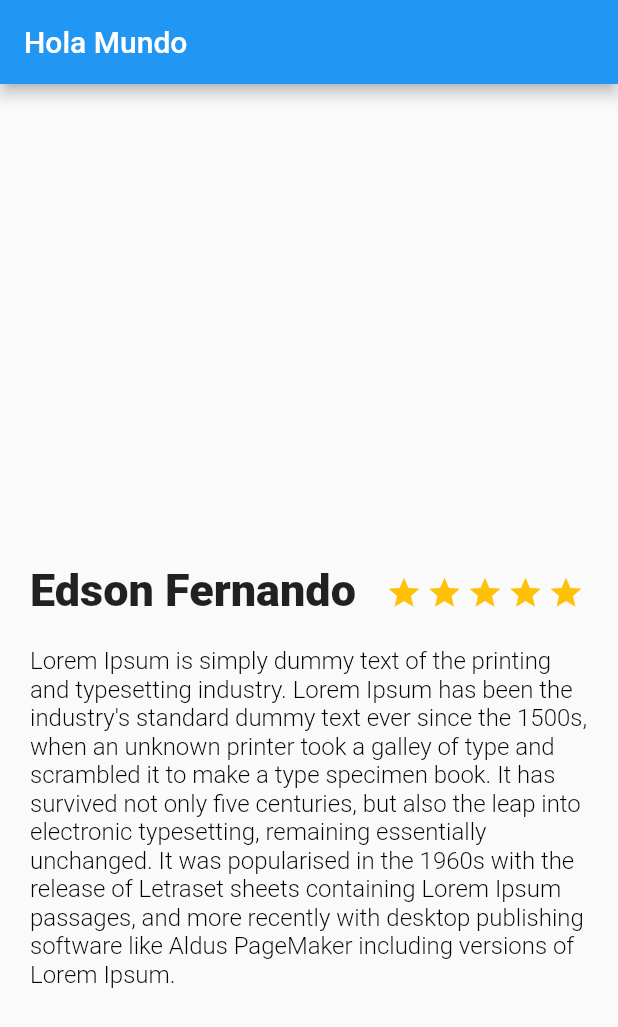
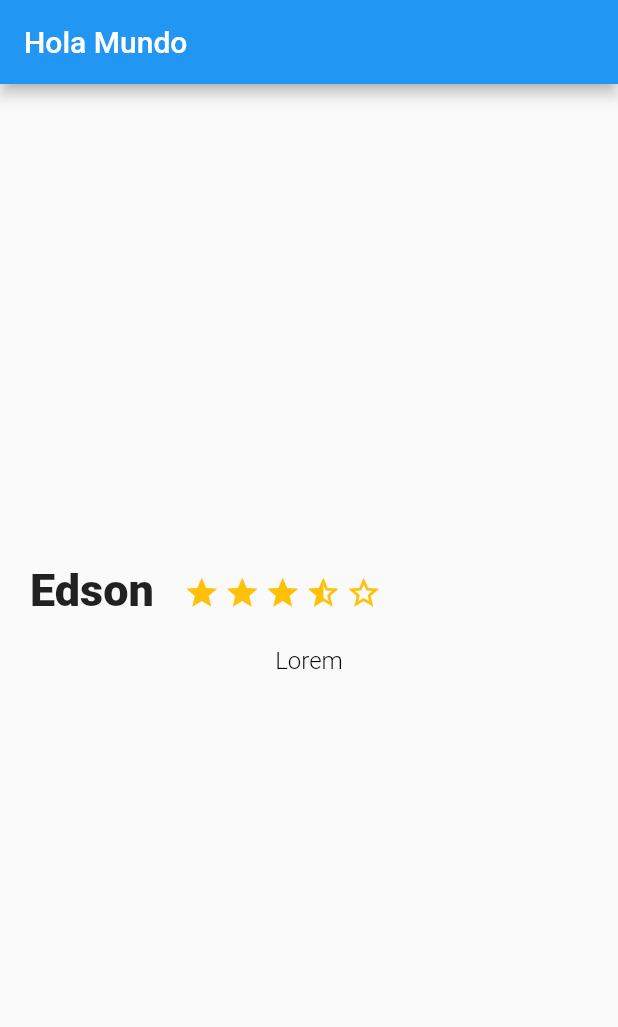
Before and after one commit to edsonfervo16mx/flutter-basic-application, a Flutter app: the screen it shows after launch, on a phone screen of 412 x 824 dp. Shown: the top 1027 px of the screen. Run offline on Flutter 3.47's test engine with Material 2 defaults, Android fonts, the phone set to English and light mode, and no system bars.

```diff
--- a/lib/description_place.dart
+++ b/lib/description_place.dart
@@ -1,16 +1,32 @@
 import 'package:flutter/material.dart';
 
-class DescriptionPleace extends StatelessWidget {
+class DescriptionPlace extends StatelessWidget {
+  String titleDescription;
+  int stars;
+  String textDescription;
+
+  DescriptionPlace(this.titleDescription, this.stars, this.textDescription);
+
+  String textExample =
+      "Lorem Ipsum is simply dummy text of the printing and typesetting industry. Lorem Ipsum has been the industry's standard dummy text ever since the 1500s, when an unknown printer took a galley of type and scrambled it to make a type specimen book. It has survived not only five centuries, but also the leap into electronic typesetting, remaining essentially unchanged. It was popularised in the 1960s with the release of Letraset sheets containing Lorem Ipsum passages, and more recently with desktop publishing software like Aldus PageMaker including versions of Lorem Ipsum.";
+
   @override
   Widget build(BuildContext context) {
     // TODO: implement build
+    final star_border = Container(
+      margin: EdgeInsets.only(top: 323.0, right: 3.0),
+      child: Icon(Icons.star_border, color: Colors.amber),
+    );
+
+    final star_half = Container(
+      margin: EdgeInsets.only(top: 323.0, right: 3.0),
+      child: Icon(Icons.star_half, color: Colors.amber),
+    );
+
     final star = Container(
       margin: EdgeInsets.only(top: 323.0, right: 3.0),
       child: Icon(Icons.star, color: Colors.amber),
     );
-
-    String textDescription =
-        "Lorem Ipsum is simply dummy text of the printing and typesetting industry. Lorem Ipsum has been the industry's standard dummy text ever since the 1500s, when an unknown printer took a galley of type and scrambled it to make a type specimen book. It has survived not only five centuries, but also the leap into electronic typesetting, remaining essentially unchanged. It was popularised in the 1960s with the release of Letraset sheets containing Lorem Ipsum passages, and more recently with desktop publishing software like Aldus PageMaker including versions of Lorem Ipsum.";
 
     final description = Container(
       margin: EdgeInsets.only(top: 20, right: 20.0, left: 20.0),
@@ -26,13 +42,13 @@ class DescriptionPleace extends StatelessWidget {
         Container(
           margin: EdgeInsets.only(top: 320.0, left: 20.0, right: 20.0),
           child: Text(
-            "Edson Fernando",
+            titleDescription,
             style: TextStyle(fontSize: 30.0, fontWeight: FontWeight.w900),
             textAlign: TextAlign.left,
           ),
         ),
         Row(
-          children: <Widget>[star, star, star, star, star],
+          children: <Widget>[star, star, star, star_half, star_border],
         ),
       ],
     );
--- a/lib/main.dart
+++ b/lib/main.dart
@@ -31,7 +31,7 @@ class MyApp extends StatelessWidget {
           title: Text("Hola Mundo"),
         ),
         // body: Center(child: Text("Hola Mundo")),
-        body: new DescriptionPleace(),
+        body: new DescriptionPlace("Edson", 5, "Lorem"),
       ),
     );
   }
```
